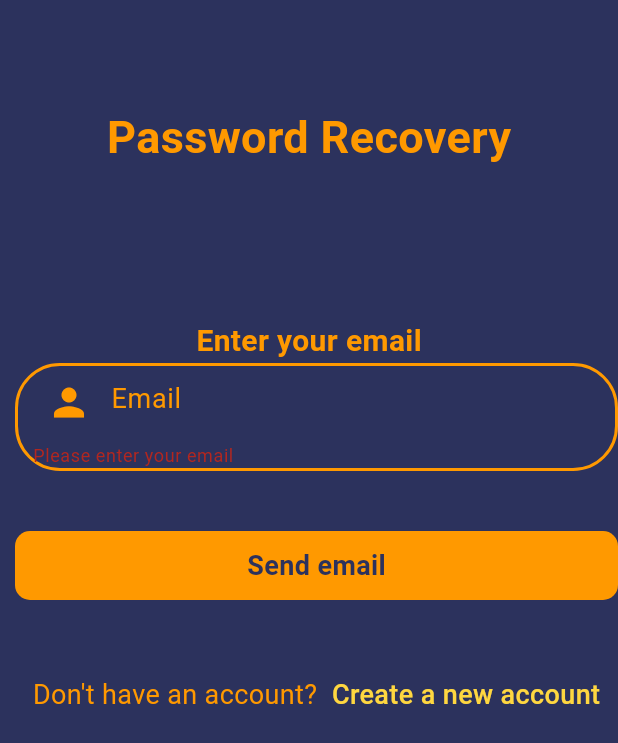
After one commit to PaulM296/AwesoMeals, a Flutter app: the ForgotPassword screen opened directly, after a tap on "Send email", on a phone screen of 412 x 824 dp. The commit adds this screen. Shown: the top 743 px of the screen. Run offline on Flutter 3.47's test engine with Material 3 defaults, Android fonts, the phone set to English and light mode, and no system bars; our stand-ins replace curved_navigation_bar, firebase_auth, firebase_core; accounts and stored records are empty.

Commit message:
Added support for forgot password

```diff
--- /dev/null
+++ b/lib/pages/forgot_password.dart
@@ -0,0 +1,149 @@
+import 'package:awesomeals/pages/signup.dart';
+import 'package:firebase_auth/firebase_auth.dart';
+import 'package:flutter/cupertino.dart';
+import 'package:flutter/material.dart';
+import 'package:flutter/widgets.dart';
+
+class ForgotPassword extends StatefulWidget {
+  const ForgotPassword({super.key});
+
+  @override
+  State<ForgotPassword> createState() => _ForgotPasswordState();
+}
+
+class _ForgotPasswordState extends State<ForgotPassword> {
+  TextEditingController emailController = new TextEditingController();
+
+  String email = "";
+
+  final _formkey = GlobalKey<FormState>();
+
+  resetPassword() async {
+    try {
+      await FirebaseAuth.instance.sendPasswordResetEmail(email: email);
+      ScaffoldMessenger.of(context).showSnackBar(
+          SnackBar(
+              content: Text("Password reset email has been sent!",
+                  style: TextStyle(fontSize: 18.0))));
+    } on FirebaseAuthException catch (e) {
+      if(e.code == "user-not-found") {
+        ScaffoldMessenger.of(context).showSnackBar(
+            SnackBar(
+                content: Text("No user was found for the specified email!",
+                  style: TextStyle(fontSize: 18.0),)));
+      }
+    }
+  }
+
+  @override
+  Widget build(BuildContext context) {
+    return Scaffold(
+      backgroundColor: Color(0xFF2C325D),
+      body: Container(
+        child: Column(
+          children: [
+            SizedBox(height: 70.0),
+            Container(
+              alignment: Alignment.topCenter,
+              child: Text(
+                "Password Recovery",
+                style: TextStyle(color: Color(0xFFFF9900),
+                fontSize: 30.0,
+                fontWeight: FontWeight.bold
+                ),
+              ),
+            ),
+            SizedBox(height: 100.0,),
+            Text("Enter your email",
+            style: TextStyle(
+              color: Color(0xFFFF9900),
+              fontSize: 20.0,
+              fontWeight: FontWeight.bold
+            ),),
+            Expanded(
+                child: Form(
+                  key: _formkey,
+                  child: Padding(
+                    padding: EdgeInsets.only(left: 10.0),
+            child:ListView(children: [
+              Container(
+                padding: EdgeInsets.only(left: 10.0),
+                decoration: BoxDecoration(
+                  border: Border.all(color: Color(0xFFFF9900), width: 2.0),
+                  borderRadius: BorderRadius.circular(30),
+                ),
+                child: TextFormField(
+                  controller: emailController,
+                  validator: (value) {
+                    if(value == null || value.isEmpty) {
+                      return 'Please enter your email';
+                    }
+                    return null;
+                  },
+                  style: TextStyle(color: Color(0xFFFF9900)),
+                  decoration: InputDecoration(
+                      hintText: "Email",
+                      hintStyle: TextStyle(fontSize: 18.0, color: Color(0xFFFF9900)),
+                      prefixIcon: Icon(Icons.person,
+                          color: Color(0xFFFF9900),
+                          size: 30.0),
+                      border: InputBorder.none),
+                ),
+              ),
+              SizedBox(height: 40.0),
+                    GestureDetector(
+                      onTap: () {
+                        if(_formkey.currentState!.validate()) {
+                          setState(() {
+                            email = emailController.text;
+                          });
+                          resetPassword();
+                        }
+                      },
+                      child: Container(
+                        width: 140,
+                        padding: EdgeInsets.all(10),
+                        decoration: BoxDecoration(
+                          color: Color(0xFFFF9900),
+                          borderRadius: BorderRadius.circular(10)
+                        ),
+                        child: Center(
+                          child: Text("Send email",
+                            style: TextStyle(color: Color(0xFF2C325D),
+                                fontSize: 18.0,
+                                fontWeight: FontWeight.bold
+                            ),
+                          ),
+                        ),
+                      ),
+                    ),
+              SizedBox(height: 50.0),
+              Row(
+                mainAxisAlignment: MainAxisAlignment.center,
+                children: [
+                  Text("Don't have an account?", style: TextStyle(fontSize: 18.0, color: Color(0xFFFF9900))),
+                  SizedBox(width: 5.0),
+                  GestureDetector(
+                    onTap: () {
+                      Navigator.push(context, MaterialPageRoute(builder: (context) => SignUp()));
+                    },
+                    child: Text(" Create a new account", style: TextStyle(
+                      color: Colors.amberAccent,
+                      fontSize: 18.0,
+                      fontWeight: FontWeight.w500,
+                    )
+                    ),
+                  ),
+                ],
+              ),
+                  ],
+                ),
+              ),
+            )
+          ),
+          ],
+        ),
+      )
+    );
+  }
+}
--- a/lib/pages/login.dart
+++ b/lib/pages/login.dart
@@ -1,8 +1,10 @@
 import 'package:awesomeals/pages/bottomnav.dart';
+import 'package:awesomeals/pages/forgot_password.dart';
 import 'package:awesomeals/pages/signup.dart';
 import 'package:firebase_auth/firebase_auth.dart';
 import 'package:flutter/cupertino.dart';
 import 'package:flutter/material.dart';
+import 'package:flutter/widgets.dart';
 
 import '../widget/widget_support.dart';
 
@@ -139,12 +141,17 @@ class _LoginState extends State<Login> {
                             SizedBox(
                               height: 20.0,
                             ),
-                            Container(
-                                alignment: Alignment.topRight,
-                                child: Text(
-                                  "Forgot Password?",
-                                  style: AppWidget.semiboldTextFieldStyle(),
-                                )),
+                            GestureDetector(
+                              onTap: () {
+                                Navigator.push(context, MaterialPageRoute(builder: (context) => ForgotPassword()));
+                              },
+                              child: Container(
+                                  alignment: Alignment.topRight,
+                                  child: Text(
+                                    "Forgot Password?",
+                                    style: AppWidget.semiboldTextFieldStyle(),
+                                  )),
+                            ),
                             SizedBox(
                               height: 80.0,
                             ),
```
